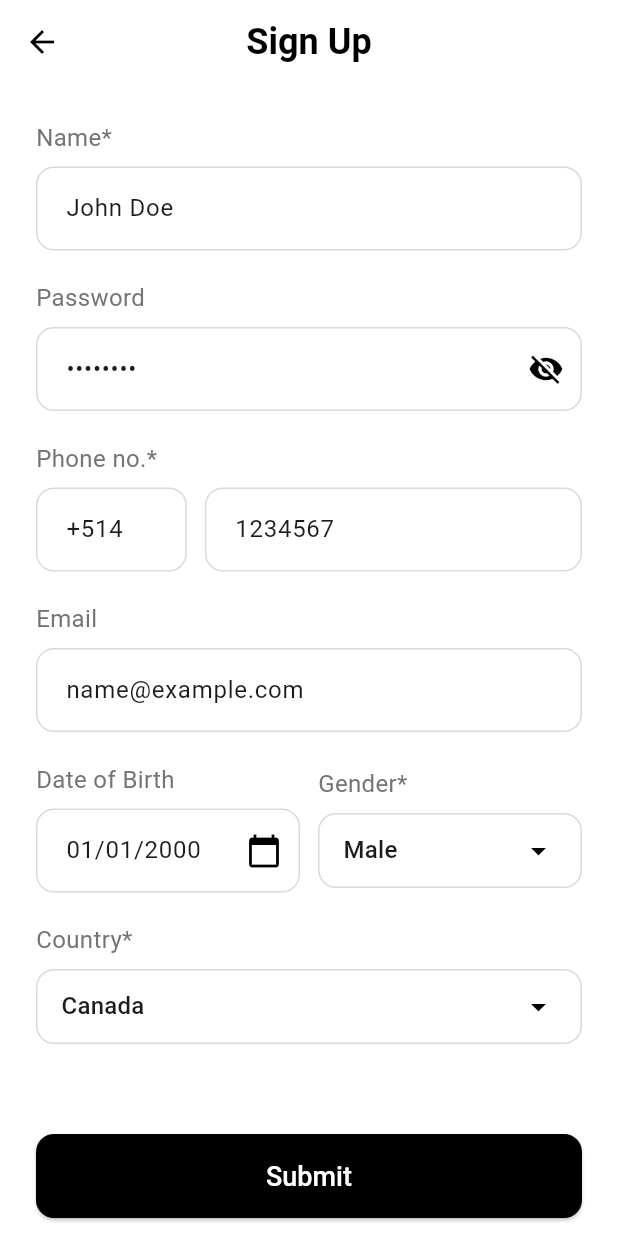
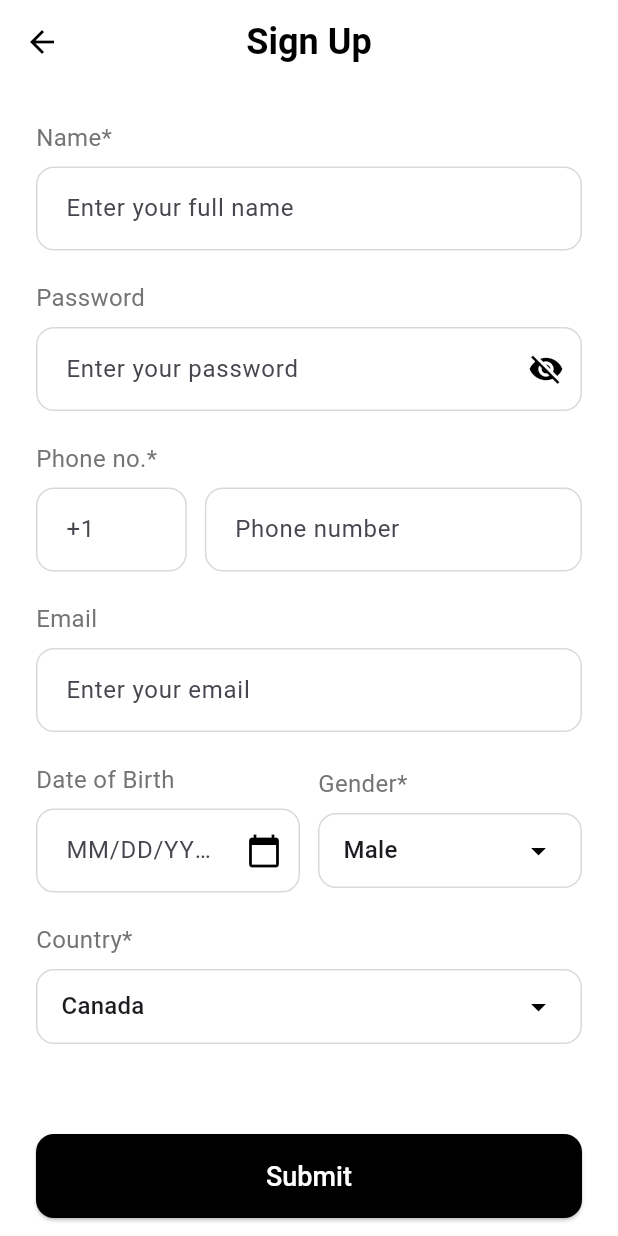
Before and after one commit to ryandong05/app-dev2-project, a Flutter app: the SignUpScreen screen opened directly, on a phone screen of 412 x 824 dp. Run offline on Flutter 3.47's test engine with Material 3 defaults, Android fonts, the phone set to English and light mode, and no system bars; our stand-ins replace firebase_auth, firebase_core; accounts and stored records are empty; generated files the repository leaves out were written again; network calls fail.

Commit message:
Added user authentication

```diff
--- a/lib/screens/sign_up_screen.dart
+++ b/lib/screens/sign_up_screen.dart
@@ -1,7 +1,7 @@
 import 'package:flutter/material.dart';
 import 'package:flutter/services.dart';
 import 'package:intl/intl.dart';
-
+import 'package:y/services/auth_service.dart';
 import 'home_screen.dart';
 
 class SignUpScreen extends StatefulWidget {
@@ -12,19 +12,35 @@ class SignUpScreen extends StatefulWidget {
 }
 
 class _SignUpScreenState extends State<SignUpScreen> {
-  final TextEditingController _nameController = TextEditingController(text: "John Doe");
-  final TextEditingController _passwordController = TextEditingController(text: "password");
-  final TextEditingController _phoneCodeController = TextEditingController(text: "+514");
-  final TextEditingController _phoneNumberController = TextEditingController(text: "1234567");
-  final TextEditingController _emailController = TextEditingController(text: "name@example.com");
-  final TextEditingController _dobController = TextEditingController(text: "01/01/2000");
+  final TextEditingController _nameController = TextEditingController();
+  final TextEditingController _passwordController = TextEditingController();
+  final TextEditingController _phoneCodeController = TextEditingController();
+  final TextEditingController _phoneNumberController = TextEditingController();
+  final TextEditingController _emailController = TextEditingController();
+  final TextEditingController _dobController = TextEditingController();
 
   String _selectedGender = "Male";
   String _selectedCountry = "Canada";
   bool _obscurePassword = true;
+  bool _isLoading = false;
+  final AuthService _authService = AuthService();
 
-  final List<String> _genders = ["Male", "Female", "Other", "Prefer not to say"];
-  final List<String> _countries = ["Canada", "United States", "Mexico", "United Kingdom", "France", "Germany", "Japan", "Australia"];
+  final List<String> _genders = [
+    "Male",
+    "Female",
+    "Other",
+    "Prefer not to say",
+  ];
+  final List<String> _countries = [
+    "Canada",
+    "United States",
+    "Mexico",
+    "United Kingdom",
+    "France",
+    "Germany",
+    "Japan",
+    "Australia",
+  ];
 
   @override
   void dispose() {
@@ -35,6 +51,32 @@ class _SignUpScreenState extends State<SignUpScreen> {
     _emailController.dispose();
     _dobController.dispose();
     super.dispose();
+  }
+
+  Future<void> _signUp() async {
+    setState(() => _isLoading = true);
+    try {
+      await _authService.signUpWithEmailAndPassword(
+        _emailController.text.trim(),
+        _passwordController.text,
+      );
+      if (mounted) {
+        Navigator.pushReplacement(
+          context,
+          MaterialPageRoute(builder: (context) => const HomeScreen()),
+        );
+      }
+    } catch (e) {
+      if (mounted) {
+        ScaffoldMessenger.of(
+          context,
+        ).showSnackBar(SnackBar(content: Text(e.toString())));
+      }
+    } finally {
+      if (mounted) {
+        setState(() => _isLoading = false);
+      }
+    }
   }
 
   Future<void> _selectDate(BuildContext context) async {
@@ -94,10 +136,7 @@ class _SignUpScreenState extends State<SignUpScreen> {
               // Name field
               const Text(
                 'Name*',
-                style: TextStyle(
-                  fontSize: 16,
-                  color: Color(0xFF747474),
-                ),
+                style: TextStyle(fontSize: 16, color: Color(0xFF747474)),
               ),
               const SizedBox(height: 8),
               TextField(
@@ -111,10 +150,7 @@ class _SignUpScreenState extends State<SignUpScreen> {
               // Password field
               const Text(
                 'Password',
-                style: TextStyle(
-                  fontSize: 16,
-                  color: Color(0xFF747474),
-                ),
+                style: TextStyle(fontSize: 16, color: Color(0xFF747474)),
               ),
               const SizedBox(height: 8),
               TextField(
@@ -124,7 +160,9 @@ class _SignUpScreenState extends State<SignUpScreen> {
                   hintText: 'Enter your password',
                   suffixIcon: IconButton(
                     icon: Icon(
-                      _obscurePassword ? Icons.visibility_off : Icons.visibility,
+                      _obscurePassword
+                          ? Icons.visibility_off
+                          : Icons.visibility,
                       color: Colors.black,
                     ),
                     onPressed: () {
@@ -140,10 +178,7 @@ class _SignUpScreenState extends State<SignUpScreen> {
               // Phone number field
               const Text(
                 'Phone no.*',
-                style: TextStyle(
-                  fontSize: 16,
-                  color: Color(0xFF747474),
-                ),
+                style: TextStyle(fontSize: 16, color: Color(0xFF747474)),
               ),
               const SizedBox(height: 8),
               Row(
@@ -156,9 +191,7 @@ class _SignUpScreenState extends State<SignUpScreen> {
                       inputFormatters: [
                         FilteringTextInputFormatter.allow(RegExp(r'[+0-9]')),
                       ],
-                      decoration: const InputDecoration(
-                        hintText: '+1',
-                      ),
+                      decoration: const InputDecoration(hintText: '+1'),
                     ),
                   ),
                   const SizedBox(width: 12),
@@ -167,9 +200,7 @@ class _SignUpScreenState extends State<SignUpScreen> {
                     child: TextField(
                       controller: _phoneNumberController,
                       keyboardType: TextInputType.phone,
-                      inputFormatters: [
-                        FilteringTextInputFormatter.digitsOnly,
-                      ],
+                      inputFormatters: [FilteringTextInputFormatter.digitsOnly],
                       decoration: const InputDecoration(
                         hintText: 'Phone number',
                       ),
@@ -182,18 +213,13 @@ class _SignUpScreenState extends State<SignUpScreen> {
               // Email field
               const Text(
                 'Email',
-                style: TextStyle(
-                  fontSize: 16,
-                  color: Color(0xFF747474),
-                ),
+                style: TextStyle(fontSize: 16, color: Color(0xFF747474)),
               ),
               const SizedBox(height: 8),
               TextField(
                 controller: _emailController,
                 keyboardType: TextInputType.emailAddress,
-                decoration: const InputDecoration(
-                  hintText: 'Enter your email',
-                ),
+                decoration: const InputDecoration(hintText: 'Enter your email'),
               ),
               const SizedBox(height: 20),
 
@@ -219,7 +245,10 @@ class _SignUpScreenState extends State<SignUpScreen> {
                           onTap: () => _selectDate(context),
                           decoration: const InputDecoration(
                             hintText: 'MM/DD/YYYY',
-                            suffixIcon: Icon(Icons.calendar_today, color: Colors.black),
+                            suffixIcon: Icon(
+                              Icons.calendar_today,
+                              color: Colors.black,
+                            ),
                           ),
                         ),
                       ],
@@ -249,10 +278,16 @@ class _SignUpScreenState extends State<SignUpScreen> {
                             child: DropdownButton<String>(
                               value: _selectedGender,
                               isExpanded: true,
-                              icon: const Icon(Icons.arrow_drop_down, color: Colors.black),
-                              padding: const EdgeInsets.symmetric(horizontal: 16),
+                              icon: const Icon(
+                                Icons.arrow_drop_down,
+                                color: Colors.black,
+                              ),
+                              padding: const EdgeInsets.symmetric(
+                                horizontal: 16,
+                              ),
                               borderRadius: BorderRadius.circular(12),
-                              items: _genders.map((String gender) {
+                              items:
+                                  _genders.map((String gender) {
                                     return DropdownMenuItem<String>(
                                       value: gender,
                                       child: Text(gender),
@@ -278,10 +313,7 @@ class _SignUpScreenState extends State<SignUpScreen> {
               // Country dropdown
               const Text(
                 'Country*',
-                style: TextStyle(
-                  fontSize: 16,
-                  color: Color(0xFF747474),
-                ),
+                style: TextStyle(fontSize: 16, color: Color(0xFF747474)),
               ),
               const SizedBox(height: 8),
               Container(
@@ -293,10 +325,14 @@ class _SignUpScreenState extends State<SignUpScreen> {
                   child: DropdownButton<String>(
                     value: _selectedCountry,
                     isExpanded: true,
-                    icon: const Icon(Icons.arrow_drop_down, color: Colors.black),
+                    icon: const Icon(
+                      Icons.arrow_drop_down,
+                      color: Colors.black,
+                    ),
                     padding: const EdgeInsets.symmetric(horizontal: 16),
                     borderRadius: BorderRadius.circular(12),
-                    items: _countries.map((String country) {
+                    items:
+                        _countries.map((String country) {
                           return DropdownMenuItem<String>(
                             value: country,
                             child: Text(country),
@@ -320,13 +356,7 @@ class _SignUpScreenState extends State<SignUpScreen> {
                 width: double.infinity,
                 height: 56,
                 child: ElevatedButton(
-                  onPressed: () {
-                    // Navigate to home screen after successful registration
-                    Navigator.pushReplacement(
-                      context,
-                      MaterialPageRoute(builder: (context) => const HomeScreen()),
-                    );
-                  },
+                  onPressed: _isLoading ? null : _signUp,
                   style: ElevatedButton.styleFrom(
                     backgroundColor: Colors.black,
                     foregroundColor: Colors.white,
@@ -338,7 +368,10 @@ class _SignUpScreenState extends State<SignUpScreen> {
                       fontWeight: FontWeight.w500,
                     ),
                   ),
-                  child: const Text('Submit'),
+                  child:
+                      _isLoading
+                          ? const CircularProgressIndicator(color: Colors.white)
+                          : const Text('Submit'),
                 ),
               ),
             ],
--- /dev/null
+++ b/lib/services/auth_service.dart
@@ -0,0 +1,63 @@
+import 'package:firebase_auth/firebase_auth.dart';
+
+class AuthService {
+  final FirebaseAuth _auth = FirebaseAuth.instance;
+
+  // Get current user
+  User? get currentUser => _auth.currentUser;
+
+  // Sign in with email and password
+  Future<UserCredential> signInWithEmailAndPassword(
+    String email,
+    String password,
+  ) async {
+    try {
+      return await _auth.signInWithEmailAndPassword(
+        email: email,
+        password: password,
+      );
+    } on FirebaseAuthException catch (e) {
+      throw _handleAuthException(e);
+    }
+  }
+
+  // Sign up with email and password
+  Future<UserCredential> signUpWithEmailAndPassword(
+    String email,
+    String password,
+  ) async {
+    try {
+      return await _auth.createUserWithEmailAndPassword(
+        email: email,
+        password: password,
+      );
+    } on FirebaseAuthException catch (e) {
+      throw _handleAuthException(e);
+    }
+  }
+
+  // Sign out
+  Future<void> signOut() async {
+    await _auth.signOut();
+  }
+
+  // Handle Firebase Auth exceptions
+  String _handleAuthException(FirebaseAuthException e) {
+    switch (e.code) {
+      case 'user-not-found':
+        return 'No user found with this email.';
+      case 'wrong-password':
+        return 'Wrong password provided.';
+      case 'email-already-in-use':
+        return 'Email already in use.';
+      case 'weak-password':
+        return 'Password is too weak.';
+      case 'invalid-email':
+        return 'Email is invalid.';
+      case 'user-disabled':
+        return 'This user has been disabled.';
+      default:
+        return 'An error occurred. Please try again.';
+    }
+  }
+}
--- a/pubspec.yaml
+++ b/pubspec.yaml
@@ -36,6 +36,7 @@ dependencies:
   # Use with the CupertinoIcons class for iOS style icons.
   cupertino_icons: ^1.0.8
   firebase_core: ^3.13.0
+  firebase_auth: ^5.0.0
   cloud_firestore: ^5.6.6
 
 dev_dependencies:
```
Also changed, not shown: lib/screens/sign_in_screen.dart (+42 -22 lines), pubspec.lock, 3 other files. Lines whose indentation alone changed are shown as unchanged.
